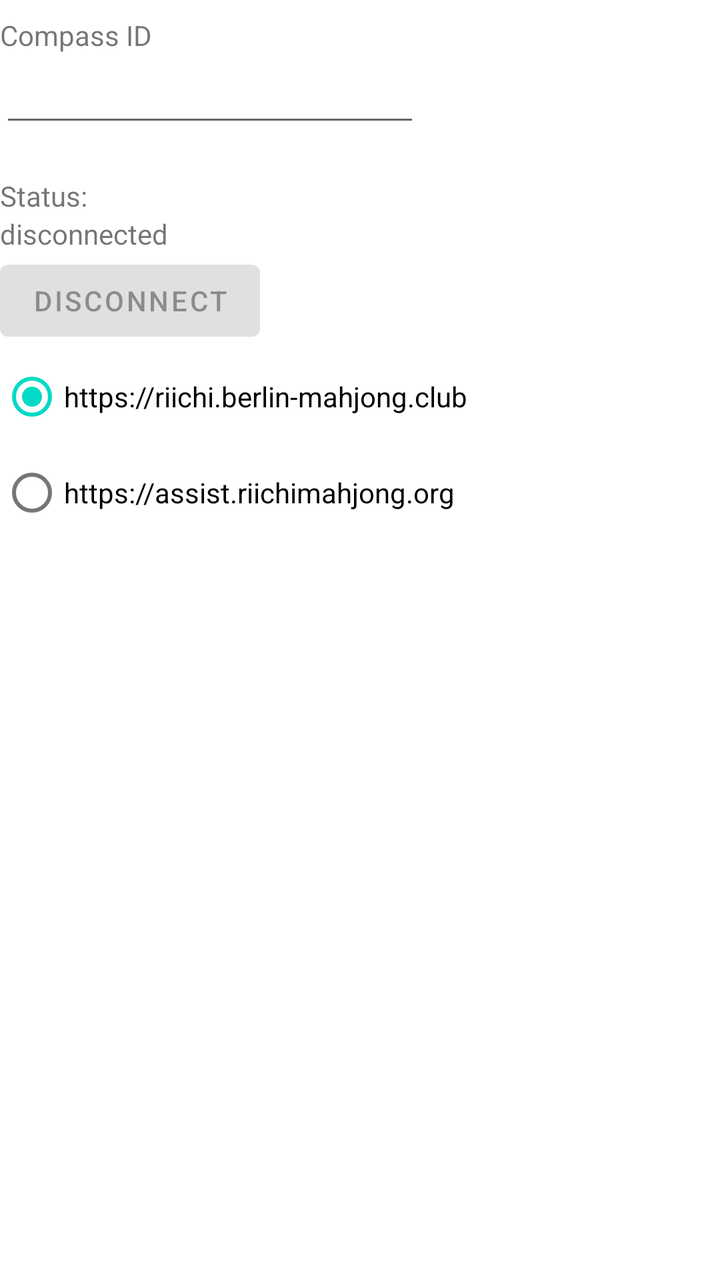
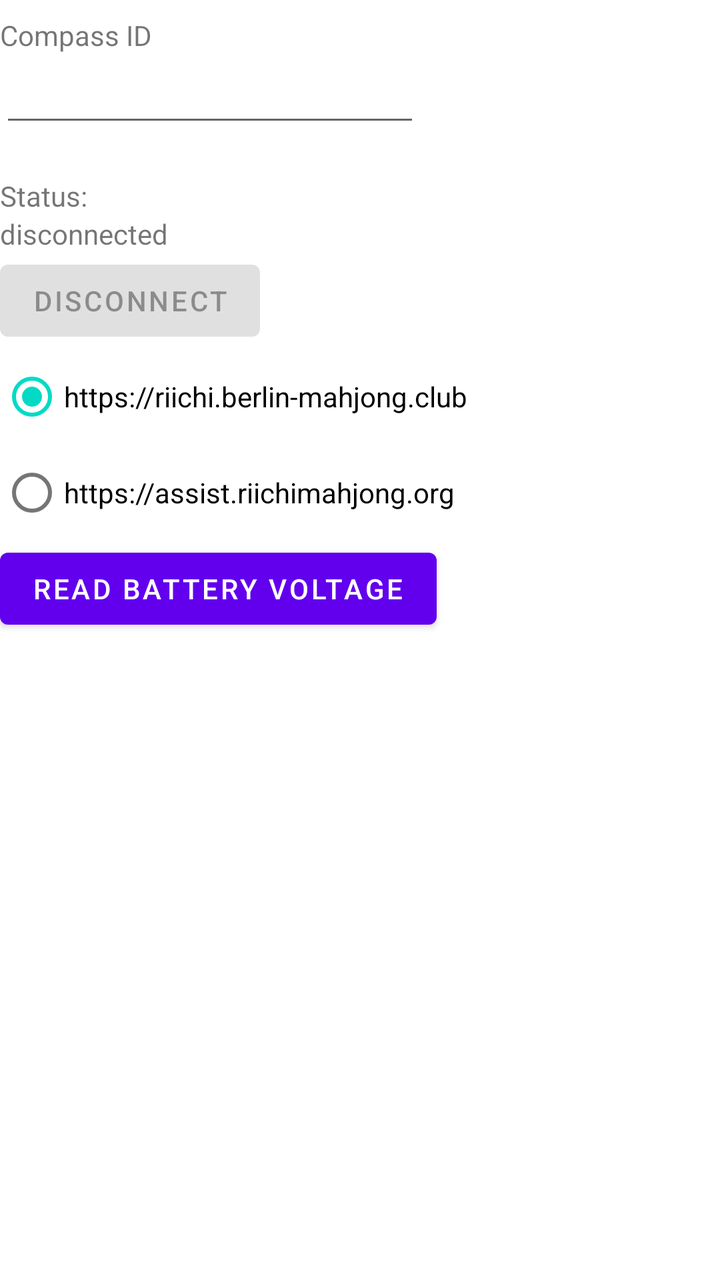

Screens rendered from an Android XML layout before and after an edit, with the pre-edit source and the edit as a unified diff.
<!-- AndroidManifest.xml: application theme Theme.MyApplication -->
<!-- res/layout/fragment_settings.xml -->
<?xml version="1.0" encoding="utf-8"?>
<androidx.constraintlayout.widget.ConstraintLayout xmlns:android="http://schemas.android.com/apk/res/android"
    xmlns:app="http://schemas.android.com/apk/res-auto"
    xmlns:tools="http://schemas.android.com/tools"
    android:layout_width="match_parent"
    android:layout_height="match_parent"
    tools:context=".ui.settings.SettingsFragment">

    <TextView
        android:id="@+id/textView"
        android:layout_width="wrap_content"
        android:layout_height="wrap_content"
        android:layout_marginTop="8dp"
        android:labelFor="@id/editCompassAddress"
        android:text="@string/compass_id"
        app:layout_constraintStart_toStartOf="parent"
        app:layout_constraintTop_toTopOf="parent" />

    <EditText
        android:id="@+id/editCompassAddress"
        android:layout_width="wrap_content"
        android:layout_height="wrap_content"
        android:autofillHints=""
        android:editable="false"
        android:ems="10"
        android:inputType="text"
        app:layout_constraintStart_toStartOf="parent"
        app:layout_constraintTop_toBottomOf="@+id/textView" />

    <TextView
        android:id="@+id/textView2"
        android:layout_width="wrap_content"
        android:layout_height="wrap_content"
        android:layout_marginTop="20dp"
        android:text="@string/status"
        app:layout_constraintStart_toStartOf="parent"
        app:layout_constraintTop_toBottomOf="@+id/editCompassAddress" />

    <TextView
        android:id="@+id/textStatus"
        android:layout_width="wrap_content"
        android:layout_height="wrap_content"
        android:text="@string/disconnected"
        app:layout_constraintStart_toStartOf="parent"
        app:layout_constraintTop_toBottomOf="@+id/textView2" />

    <Button
        android:id="@+id/disconnectButton"
        android:layout_width="wrap_content"
        android:layout_height="wrap_content"
        android:enabled="false"
        android:text="@string/disconnect"
        app:layout_constraintStart_toStartOf="parent"
        app:layout_constraintTop_toBottomOf="@+id/textStatus" />

    <RadioGroup
        android:layout_width="wrap_content"
        android:layout_height="wrap_content"
        app:layout_constraintStart_toStartOf="parent"
        app:layout_constraintTop_toBottomOf="@+id/disconnectButton">

        <RadioButton
            android:id="@+id/radio_bmc"
            android:layout_width="wrap_content"
            android:layout_height="wrap_content"
            android:checked="true"
            android:text="https://riichi.berlin-mahjong.club"
            tools:ignore="HardcodedText" />

        <RadioButton
            android:id="@+id/radio_rmjorg"
            android:layout_width="wrap_content"
            android:layout_height="wrap_content"
            android:text="https://assist.riichimahjong.org"
            tools:ignore="HardcodedText" />
    </RadioGroup>
</androidx.constraintlayout.widget.ConstraintLayout>
<!-- resources referenced by this layout -->
<resources>
  <string name="compass_id">Compass ID</string>
  <string name="disconnect">Disconnect</string>
  <string name="disconnected">disconnected</string>
  <string name="status">Status:</string>
  <style name="Theme.MyApplication" parent="Theme.MaterialComponents.DayNight.DarkActionBar">
          
          <item name="colorPrimary">@color/purple_500</item>
          <item name="colorPrimaryVariant">@color/purple_700</item>
          <item name="colorOnPrimary">@color/white</item>
          
          <item name="colorSecondary">@color/teal_200</item>
          <item name="colorSecondaryVariant">@color/teal_700</item>
          <item name="colorOnSecondary">@color/black</item>
          
          <item name="android:statusBarColor">?attr/colorPrimaryVariant</item>
          
      </style>
  <color name="purple_500">#FF6200EE</color>
  <color name="purple_700">#FF3700B3</color>
  <color name="white">#FFFFFFFF</color>
  <color name="teal_200">#FF03DAC5</color>
  <color name="teal_700">#FF018786</color>
  <color name="black">#FF000000</color>
</resources>

<!-- the commit's change to res/layout/fragment_settings.xml (unified diff, before → after) -->
@@ -54,6 +54,7 @@
         app:layout_constraintTop_toBottomOf="@+id/textStatus" />
 
     <RadioGroup
+        android:id="@+id/radioGroup"
         android:layout_width="wrap_content"
         android:layout_height="wrap_content"
         app:layout_constraintStart_toStartOf="parent"
@@ -74,4 +75,19 @@
             android:text="https://assist.riichimahjong.org"
             tools:ignore="HardcodedText" />
     </RadioGroup>
+
+    <Button
+        android:id="@+id/batteryVoltageButton"
+        android:layout_width="wrap_content"
+        android:layout_height="wrap_content"
+        android:text="Read battery voltage"
+        app:layout_constraintStart_toStartOf="parent"
+        app:layout_constraintTop_toBottomOf="@+id/radioGroup" />
+
+    <TextView
+        android:id="@+id/textViewBatteryVoltage"
+        android:layout_width="wrap_content"
+        android:layout_height="wrap_content"
+        app:layout_constraintStart_toStartOf="parent"
+        app:layout_constraintTop_toBottomOf="@+id/batteryVoltageButton" />
 </androidx.constraintlayout.widget.ConstraintLayout>
